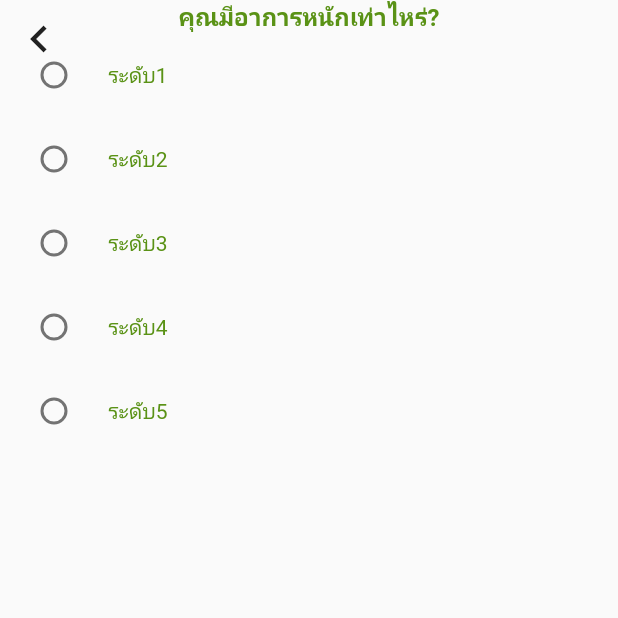
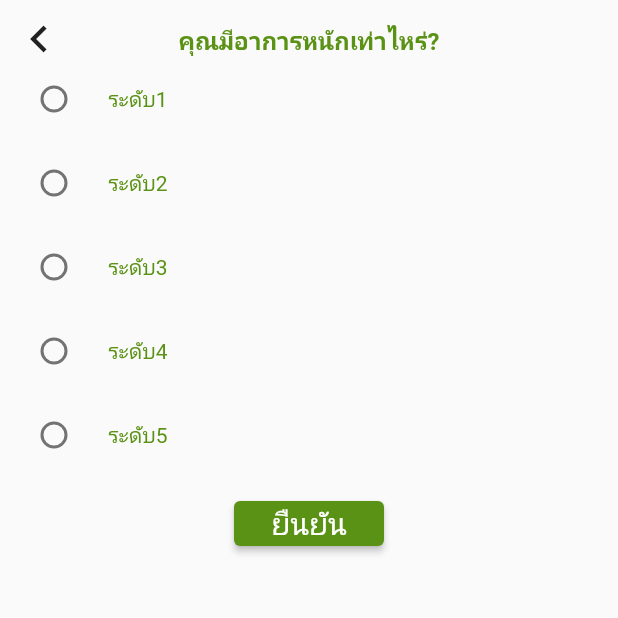
Before and after one commit to fangeang/PreDoc1, a Flutter app: the Level screen opened by its route, on a phone screen of 412 x 824 dp, the top half of it. Run offline on Flutter 3.47's test engine with Material 2 defaults, Android fonts, the light colour scheme and no system bars; our stand-ins replace cloud_firestore, firebase_auth, firebase_core, geolocator, google_maps_flutter; accounts and stored records are empty.

Commit message:
8/12/64 17.06

```diff
--- a/lib/main.dart
+++ b/lib/main.dart
@@ -3,6 +3,7 @@
 import 'package:predoc1/states/create_account.dart';
 import 'package:predoc1/states/days.dart';
 import 'package:predoc1/states/diagnose.dart';
+import 'package:predoc1/states/disease.dart';
 import 'package:predoc1/states/med16.dart';
 import 'package:predoc1/states/med2.dart';
 import 'package:predoc1/states/level.dart';
@@ -46,6 +47,7 @@
   '/days': (BuildContext context) => const Days(),
   '/select': (BuildContext context) => const Select(),
   '/nearbyHospital': (BuildContext context) => const NearbyHospital(),
+  '/disease': (BuildContext context) => const Disease(),
 };
 
 String firstPage = '/authen';
--- a/lib/states/days.dart
+++ b/lib/states/days.dart
@@ -79,7 +79,7 @@
       height: 30,
       child: ElevatedButton(
         style: ElevatedButton.styleFrom(primary: MyConstant.dark),
-        onPressed: () => Navigator.pushNamed(context, '/'),
+        onPressed: () => Navigator.pushNamed(context, '/diagnose'),
         child: const Text(
           'ยืนยัน',
           style: TextStyle(fontSize: 20),
--- a/lib/states/level.dart
+++ b/lib/states/level.dart
@@ -23,7 +23,10 @@
             child: Stack(
               children: [
                 backButton(context),
-                content(),
+                Container(
+                  margin: const EdgeInsets.symmetric(vertical: 16),
+                  child: content(),
+                ),
               ],
             ),
           ),
@@ -46,6 +49,7 @@
           radioLevel3(),
           radioLevel4(),
           radioLevel5(),
+          submitButton(),
         ],
       ),
     );
@@ -58,6 +62,31 @@
         size: 36.0,
       ),
       onPressed: () => Navigator.pushNamed(context, '/diagnose'),
+    );
+  }
+
+  Container submitButton() {
+    return Container(
+      margin: const EdgeInsets.symmetric(vertical: 16),
+      width: 100,
+      height: 30,
+      child: ElevatedButton(
+        style: ElevatedButton.styleFrom(primary: MyConstant.dark),
+        onPressed: () => Navigator.pushNamed(context, '/diagnose'),
+        child: const Text(
+          'ยืนยัน',
+          style: TextStyle(fontSize: 20),
+        ),
+      ),
+    );
+  }
+
+  Row showSubmitButton() {
+    return Row(
+      mainAxisAlignment: MainAxisAlignment.center,
+      children: [
+        submitButton(),
+      ],
     );
   }
 
--- a/lib/states/med16.dart
+++ b/lib/states/med16.dart
@@ -79,7 +79,7 @@
       height: 30,
       child: ElevatedButton(
         style: ElevatedButton.styleFrom(primary: MyConstant.dark),
-        onPressed: () => Navigator.pushNamed(context, '/'),
+        onPressed: () => Navigator.pushNamed(context, '/diagnose'),
         child: const Text(
           'ยืนยัน',
           style: TextStyle(fontSize: 20),
--- a/lib/states/med7.dart
+++ b/lib/states/med7.dart
@@ -63,7 +63,7 @@
       height: 50,
       child: ElevatedButton(
         style: ElevatedButton.styleFrom(primary: MyConstant.dark),
-        onPressed: () => Navigator.pushNamed(context, '/'),
+        onPressed: () => Navigator.pushNamed(context, '/diagnose'),
         child: const Text(
           'ข้างซ้าย',
           style: TextStyle(fontSize: 20),
@@ -80,7 +80,7 @@
       height: 50,
       child: ElevatedButton(
         style: ElevatedButton.styleFrom(primary: MyConstant.dark),
-        onPressed: () => Navigator.pushNamed(context, '/'),
+        onPressed: () => Navigator.pushNamed(context, '/diagnose'),
         child: const Text(
           'ข้างขวา',
           style: TextStyle(fontSize: 20),
```
Also changed, not shown: lib/states/diagnose.dart (+4 -21 lines), lib/states/diagnose3.dart (+31 -13 lines), lib/states/diagnose4.dart (+30 -12 lines), lib/states/diagnose5.dart (+41 -8 lines), lib/states/disease.dart (added, +17 -0 lines).
